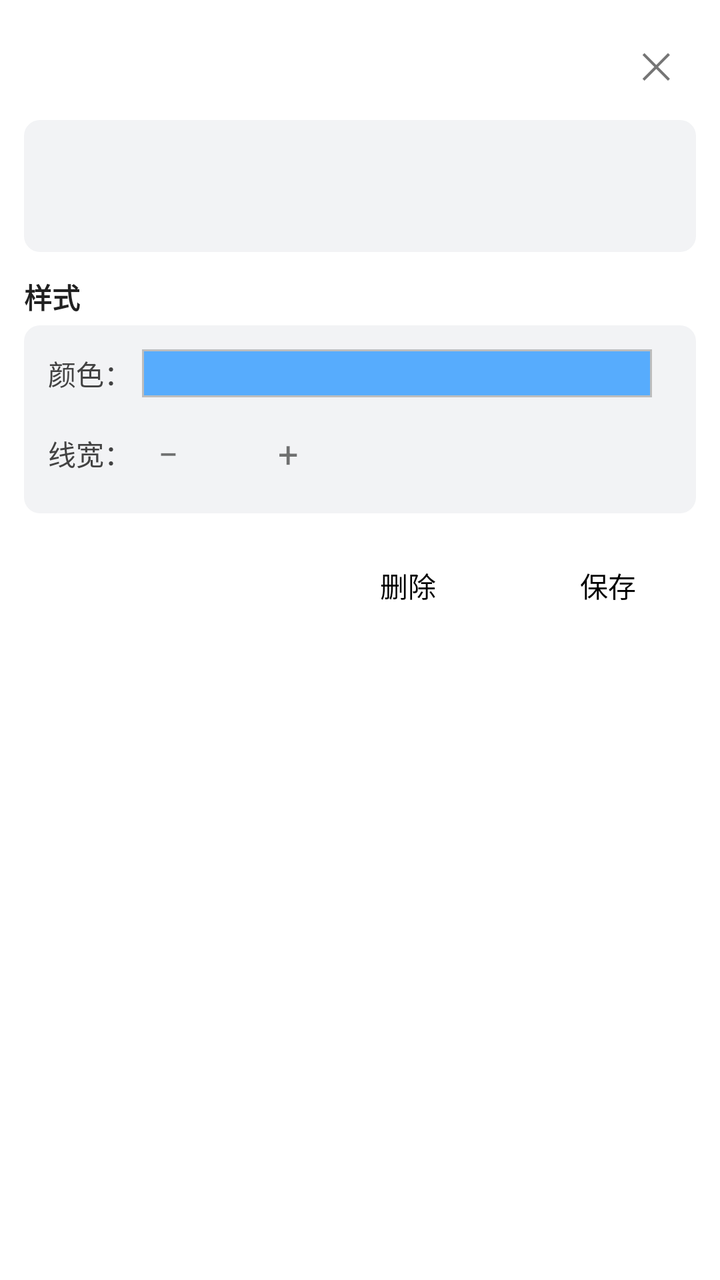
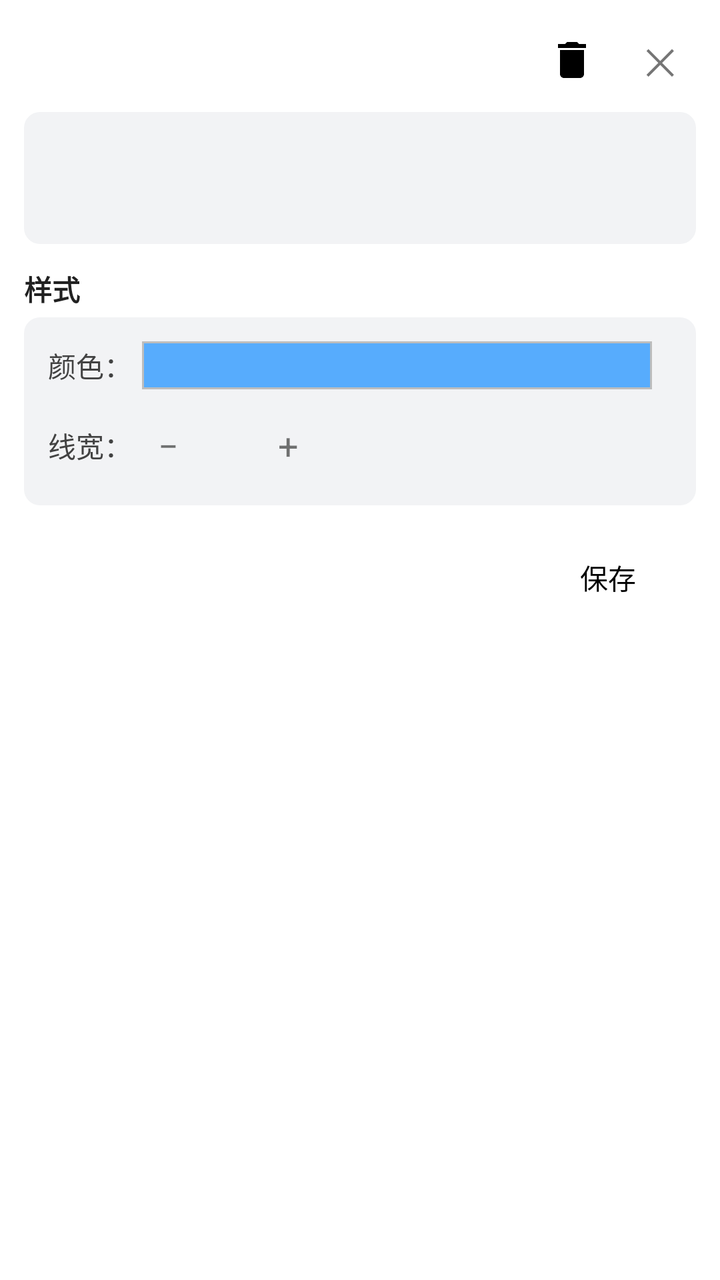

Compare the two renders of this Android layout. The source of the first and the diff that turns it into the second are given below.
<!-- AndroidManifest.xml: application theme Theme.MobileMap -->
<!-- res/layout/dialog_measure_detail.xml -->
<?xml version="1.0" encoding="utf-8"?>
<LinearLayout xmlns:android="http://schemas.android.com/apk/res/android"
    xmlns:tools="http://schemas.android.com/tools"
    android:layout_width="match_parent"
    android:layout_height="wrap_content"
    android:orientation="vertical"
    android:padding="12dp">

    
    <RelativeLayout
        android:layout_width="match_parent"
        android:layout_height="wrap_content">

        <TextView
            android:id="@+id/measure_detail_tv_title"
            android:layout_width="wrap_content"
            android:layout_height="wrap_content"
            android:layout_alignParentStart="true"
            android:layout_centerVertical="true"
            android:layout_toStartOf="@id/measure_detail_tv_close"
            android:ellipsize="end"
            android:maxLines="1"
            android:textColor="#212121"
            android:textSize="16sp"
            android:textStyle="bold"
            tools:ignore="HardcodedText" />

        <TextView
            android:id="@+id/measure_detail_tv_close"
            android:layout_width="40dp"
            android:layout_height="40dp"
            android:layout_alignParentEnd="true"
            android:layout_centerVertical="true"
            android:gravity="center"
            android:text="✕"
            android:textColor="#757575"
            android:textSize="18sp"
            tools:ignore="HardcodedText" />
    </RelativeLayout>

    
    <LinearLayout
        android:layout_width="match_parent"
        android:layout_height="wrap_content"
        android:layout_marginTop="8dp"
        android:background="@drawable/bg_feature_group"
        android:orientation="vertical"
        android:padding="12dp">

        <TextView
            android:id="@+id/measure_detail_tv_type"
            android:layout_width="match_parent"
            android:layout_height="wrap_content"
            android:textColor="#212121"
            android:textSize="15sp"
            android:textStyle="bold" />

        <TextView
            android:id="@+id/measure_detail_tv_geometry"
            android:layout_width="match_parent"
            android:layout_height="wrap_content"
            android:layout_marginTop="4dp"
            android:textColor="#616161"
            android:textSize="13sp" />
    </LinearLayout>

    
    <TextView
        android:layout_width="wrap_content"
        android:layout_height="wrap_content"
        android:layout_marginTop="12dp"
        android:text="样式"
        android:textColor="#212121"
        android:textSize="14sp"
        android:textStyle="bold"
        tools:ignore="HardcodedText" />

    <LinearLayout
        android:layout_width="match_parent"
        android:layout_height="wrap_content"
        android:layout_marginTop="4dp"
        android:background="@drawable/bg_feature_group"
        android:orientation="vertical"
        android:padding="12dp">

        <LinearLayout
            android:layout_width="match_parent"
            android:layout_height="wrap_content"
            android:gravity="center_vertical"
            android:orientation="horizontal">

            <TextView
                android:layout_width="wrap_content"
                android:layout_height="wrap_content"
                android:text="颜色："
                android:textColor="#424242"
                android:textSize="14sp"
                tools:ignore="HardcodedText" />

            <ImageView
                android:id="@+id/measure_detail_iv_color"
                android:layout_width="0dp"
                android:layout_height="24dp"
                android:layout_marginLeft="5dp"
                android:layout_marginRight="10dp"
                android:layout_weight="1"
                android:background="#57ACFD"
                android:contentDescription="测量颜色"
                android:src="@drawable/bg_swatch_border"
                tools:ignore="HardcodedText" />
        </LinearLayout>

        <LinearLayout
            android:id="@+id/measure_detail_ll_width_row"
            android:layout_width="match_parent"
            android:layout_height="wrap_content"
            android:layout_marginTop="10dp"
            android:gravity="center_vertical"
            android:orientation="horizontal">

            <TextView
                android:layout_width="wrap_content"
                android:layout_height="wrap_content"
                android:text="线宽："
                android:textColor="#424242"
                android:textSize="14sp"
                tools:ignore="HardcodedText" />

            <TextView
                android:id="@+id/measure_detail_btn_width_minus"
                android:layout_width="36dp"
                android:layout_height="36dp"
                android:gravity="center"
                android:text="−"
                android:textSize="18sp"
                tools:ignore="HardcodedText" />

            <TextView
                android:id="@+id/measure_detail_tv_width_value"
                android:layout_width="24dp"
                android:layout_height="wrap_content"
                android:gravity="center"
                android:textColor="#212121"
                android:textSize="16sp" />

            <TextView
                android:id="@+id/measure_detail_btn_width_plus"
                android:layout_width="36dp"
                android:layout_height="36dp"
                android:gravity="center"
                android:text="+"
                android:textSize="18sp"
                tools:ignore="HardcodedText" />
        </LinearLayout>
    </LinearLayout>

    
    <LinearLayout
        android:layout_width="match_parent"
        android:layout_height="wrap_content"
        android:layout_marginTop="12dp"
        android:gravity="end"
        android:orientation="horizontal">

        <Button
            android:id="@+id/measure_detail_btn_delete"
            style="?android:attr/borderlessButtonStyle"
            android:layout_width="wrap_content"
            android:layout_height="wrap_content"
            android:layout_marginStart="12dp"
            android:text="删除"
            android:textColor="@color/black"
            tools:ignore="HardcodedText" />

        <Button
            android:id="@+id/measure_detail_btn_share"
            style="?android:attr/borderlessButtonStyle"
            android:layout_width="wrap_content"
            android:layout_height="wrap_content"
            android:layout_marginStart="12dp"
            android:text="分享"
            android:textColor="@color/black"
            android:visibility="gone"
            tools:ignore="HardcodedText" />

        <Button
            android:id="@+id/measure_detail_btn_save"
            style="?android:attr/borderlessButtonStyle"
            android:layout_width="wrap_content"
            android:layout_height="wrap_content"
            android:layout_marginStart="12dp"
            android:text="保存"
            android:textColor="@color/black"
            tools:ignore="HardcodedText" />
    </LinearLayout>
</LinearLayout>
<!-- resources referenced by this layout -->
<resources>
  <color name="black">#FF000000</color>
  <!-- drawable bg_feature_group (drawable) -->
  <?xml version="1.0" encoding="utf-8"?>
  <shape xmlns:android="http://schemas.android.com/apk/res/android" android:shape="rectangle">
      <solid android:color="#F2F3F5" />
      <corners android:radius="8dp" />
  </shape>
  <!-- drawable bg_swatch_border (drawable) -->
  <?xml version="1.0" encoding="utf-8"?>
  <shape xmlns:android="http://schemas.android.com/apk/res/android"
      android:shape="rectangle">
      <stroke
          android:width="1dp"
          android:color="#BDBDBD" />
  </shape>
  <style name="Theme.MobileMap" parent="Theme.MaterialComponents.DayNight.DarkActionBar">
          
          <item name="colorPrimary">@color/purple_500</item>
          <item name="colorPrimaryVariant">@color/purple_700</item>
          <item name="colorOnPrimary">@color/white</item>
          
          <item name="colorSecondary">@color/teal_200</item>
          <item name="colorSecondaryVariant">@color/teal_700</item>
          <item name="colorOnSecondary">@color/black</item>
          
          <item name="android:statusBarColor">?attr/colorPrimaryVariant</item>
          
      </style>
  <color name="purple_500">#FF6200EE</color>
  <color name="purple_700">#FF3700B3</color>
  <color name="white">#FFFFFFFF</color>
  <color name="teal_200">#FF03DAC5</color>
  <color name="teal_700">#FF018786</color>
</resources>

<!-- the commit's change to res/layout/dialog_measure_detail.xml (unified diff, before → after) -->
@@ -7,36 +7,66 @@
     android:padding="12dp">
 
     
-    <RelativeLayout
-        android:layout_width="match_parent"
-        android:layout_height="wrap_content">
+    <LinearLayout
+        android:layout_width="match_parent"
+        android:layout_height="wrap_content"
+        android:gravity="center_vertical"
+        android:orientation="horizontal">
 
         <TextView
             android:id="@+id/measure_detail_tv_title"
-            android:layout_width="wrap_content"
-            android:layout_height="wrap_content"
-            android:layout_alignParentStart="true"
-            android:layout_centerVertical="true"
-            android:layout_toStartOf="@id/measure_detail_tv_close"
+            android:layout_width="0dp"
+            android:layout_height="wrap_content"
+            android:layout_weight="1"
             android:ellipsize="end"
             android:maxLines="1"
             android:textColor="#212121"
             android:textSize="16sp"
-            android:textStyle="bold"
-            tools:ignore="HardcodedText" />
+            android:textStyle="bold" />
+
+        <ImageView
+            android:id="@+id/measure_detail_iv_rename"
+            android:layout_width="36dp"
+            android:layout_height="36dp"
+            android:layout_marginStart="8dp"
+            android:background="?android:attr/selectableItemBackground"
+            android:contentDescription="重命名"
+            android:padding="6dp"
+            android:src="@drawable/ic_edit"
+            android:visibility="gone" />
+
+        <ImageView
+            android:id="@+id/measure_detail_iv_share"
+            android:layout_width="36dp"
+            android:layout_height="36dp"
+            android:layout_marginStart="8dp"
+            android:background="?android:attr/selectableItemBackground"
+            android:contentDescription="分享"
+            android:padding="6dp"
+            android:src="@drawable/ic_share"
+            android:visibility="gone" />
+
+        <ImageView
+            android:id="@+id/measure_detail_iv_delete"
+            android:layout_width="36dp"
+            android:layout_height="36dp"
+            android:layout_marginStart="8dp"
+            android:background="?android:attr/selectableItemBackground"
+            android:contentDescription="删除"
+            android:padding="6dp"
+            android:src="@drawable/ic_delete" />
 
         <TextView
             android:id="@+id/measure_detail_tv_close"
-            android:layout_width="40dp"
-            android:layout_height="40dp"
-            android:layout_alignParentEnd="true"
-            android:layout_centerVertical="true"
+            android:layout_width="36dp"
+            android:layout_height="36dp"
+            android:layout_marginStart="8dp"
             android:gravity="center"
             android:text="✕"
             android:textColor="#757575"
             android:textSize="18sp"
             tools:ignore="HardcodedText" />
-    </RelativeLayout>
+    </LinearLayout>
 
     
     <LinearLayout
@@ -163,27 +193,6 @@
         android:orientation="horizontal">
 
         <Button
-            android:id="@+id/measure_detail_btn_delete"
-            style="?android:attr/borderlessButtonStyle"
-            android:layout_width="wrap_content"
-            android:layout_height="wrap_content"
-            android:layout_marginStart="12dp"
-            android:text="删除"
-            android:textColor="@color/black"
-            tools:ignore="HardcodedText" />
-
-        <Button
-            android:id="@+id/measure_detail_btn_share"
-            style="?android:attr/borderlessButtonStyle"
-            android:layout_width="wrap_content"
-            android:layout_height="wrap_content"
-            android:layout_marginStart="12dp"
-            android:text="分享"
-            android:textColor="@color/black"
-            android:visibility="gone"
-            tools:ignore="HardcodedText" />
-
-        <Button
             android:id="@+id/measure_detail_btn_save"
             style="?android:attr/borderlessButtonStyle"
             android:layout_width="wrap_content"
<!-- resource entries referenced after the edit -->
@@ -15,6 +15,36 @@
           android:width="1dp"
           android:color="#BDBDBD" />
   </shape>
+  <!-- drawable ic_delete (drawable) -->
+  <vector xmlns:android="http://schemas.android.com/apk/res/android"
+      android:width="24dp"
+      android:height="24dp"
+      android:viewportWidth="24"
+      android:viewportHeight="24">
+      <path
+          android:fillColor="#FF000000"
+          android:pathData="M6,19c0,1.1 0.9,2 2,2h8c1.1,0 2,-0.9 2,-2V7H6v12zM19,4h-3.5l-1,-1h-5l-1,1H5v2h14V4z" />
+  </vector>
+  <!-- drawable ic_edit (drawable) -->
+  <vector xmlns:android="http://schemas.android.com/apk/res/android"
+      android:width="24dp"
+      android:height="24dp"
+      android:viewportWidth="24"
+      android:viewportHeight="24">
+      <path
+          android:fillColor="#FF000000"
+          android:pathData="M3,17.25V21h3.75L17.81,9.94l-3.75,-3.75L3,17.25zM20.71,7.04c0.39,-0.39 0.39,-1.02 0,-1.41l-2.34,-2.34c-0.39,-0.39 -1.02,-0.39 -1.41,0l-1.83,1.83 3.75,3.75 1.83,-1.83z" />
+  </vector>
+  <!-- drawable ic_share (drawable) -->
+  <vector xmlns:android="http://schemas.android.com/apk/res/android"
+      android:width="24dp"
+      android:height="24dp"
+      android:viewportWidth="24"
+      android:viewportHeight="24">
+      <path
+          android:fillColor="#FF000000"
+          android:pathData="M18,16.08c-0.76,0 -1.44,0.3 -1.96,0.77L8.91,12.7c0.05,-0.23 0.09,-0.46 0.09,-0.7s-0.04,-0.47 -0.09,-0.7l7.05,-4.11c0.54,0.5 1.25,0.81 2.04,0.81 1.66,0 3,-1.34 3,-3s-1.34,-3 -3,-3 -3,1.34 -3,3c0,0.24 0.04,0.47 0.09,0.7L8.04,9.81C7.5,9.31 6.79,9 6,9c-1.66,0 -3,1.34 -3,3s1.34,3 3,3c0.79,0 1.5,-0.31 2.04,-0.81l7.12,4.16c-0.05,0.21 -0.08,0.43 -0.08,0.65 0,1.61 1.31,2.92 2.92,2.92s2.92,-1.31 2.92,-2.92 -1.31,-2.92 -2.92,-2.92z" />
+  </vector>
   <style name="Theme.MobileMap" parent="Theme.MaterialComponents.DayNight.DarkActionBar">
           
           <item name="colorPrimary">@color/purple_500</item>
